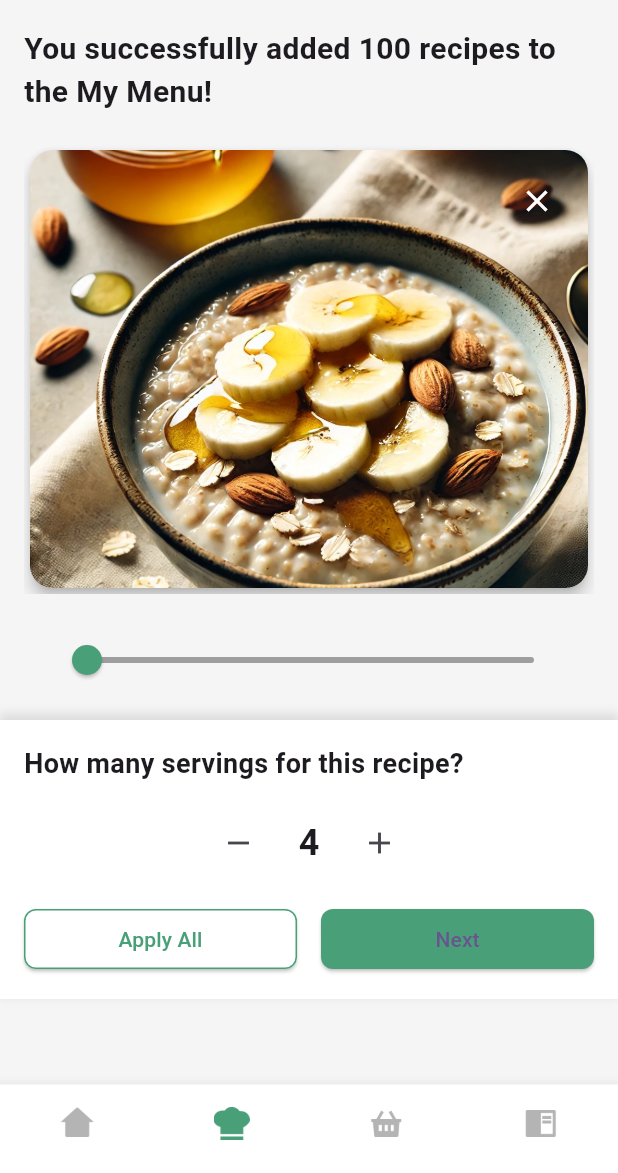
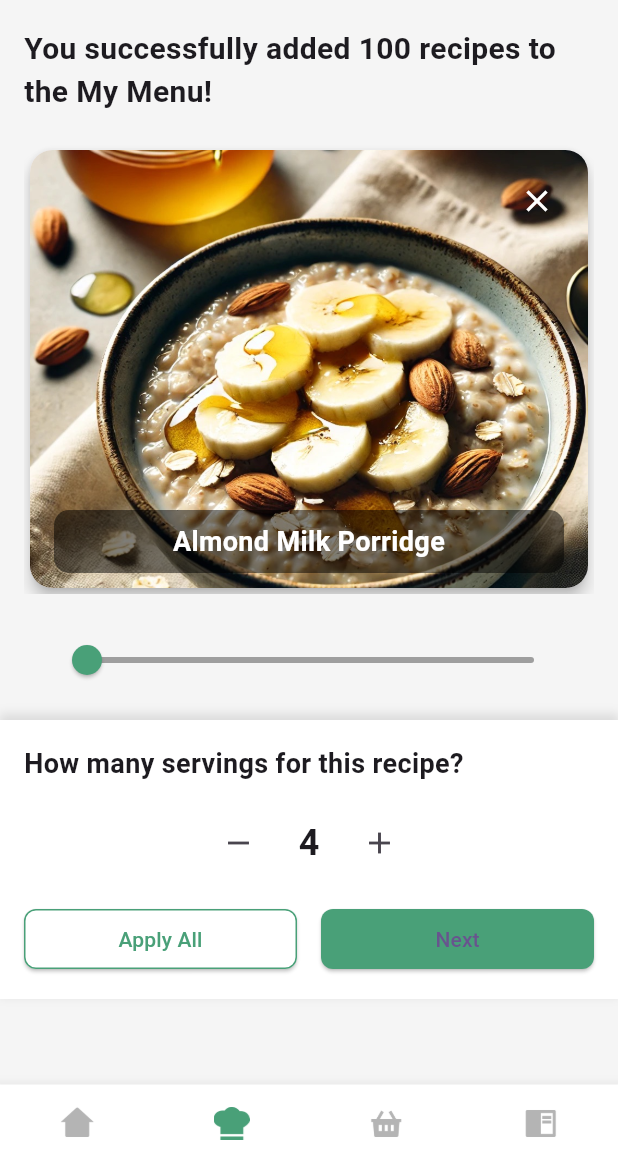
Before and after one commit to aadityayadav17/binarybandits, a Flutter app: the RecipeOverviewScreen screen opened directly, on a phone screen of 412 x 824 dp, the part 63-1236 px from its top. Run offline on Flutter 3.47's test engine with Material 3 defaults, Android fonts, the phone set to English and light mode, and no system bars; our stand-ins replace country_code_picker, dropdown_button2, firebase_core, google_fonts; accounts and stored records are empty.

Commit message:
Recipe Overview (10/n) - Recipe Name Added

```diff
--- a/lib/screens/recipe_overview_screen.dart
+++ b/lib/screens/recipe_overview_screen.dart
@@ -121,6 +121,31 @@ class _RecipeOverviewScreenState extends State<RecipeOverviewScreen> {
                                         onPressed: () {
                                           // Handle close button press
                                         },
+                                      ),
+                                    ),
+                                    // Add the recipe name below the image
+                                    Positioned(
+                                      bottom: 10,
+                                      left: 16,
+                                      right: 16,
+                                      child: Container(
+                                        padding: const EdgeInsets.symmetric(
+                                            vertical: 8.0),
+                                        decoration: BoxDecoration(
+                                          color: Colors.black.withOpacity(0.5),
+                                          borderRadius:
+                                              BorderRadius.circular(10),
+                                        ),
+                                        child: Text(
+                                          recipe
+                                              .name, // Display the recipe name
+                                          textAlign: TextAlign.center,
+                                          style: const TextStyle(
+                                            color: Colors.white,
+                                            fontSize: 18,
+                                            fontWeight: FontWeight.bold,
+                                          ),
+                                        ),
                                       ),
                                     ),
                                   ],
```
